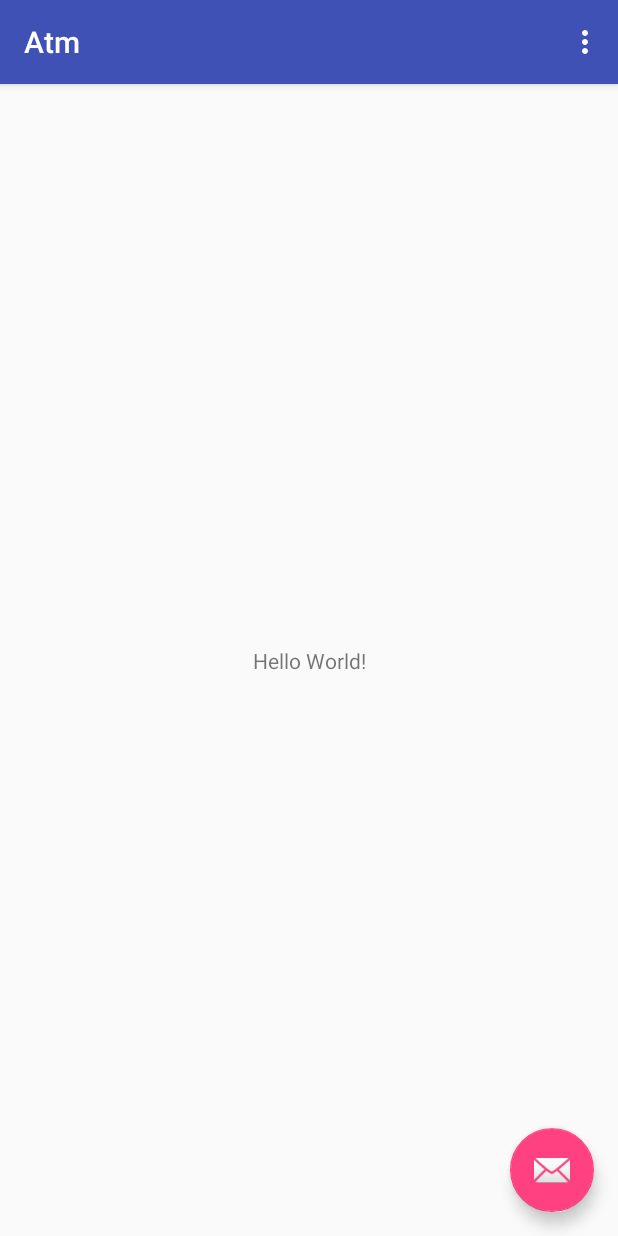
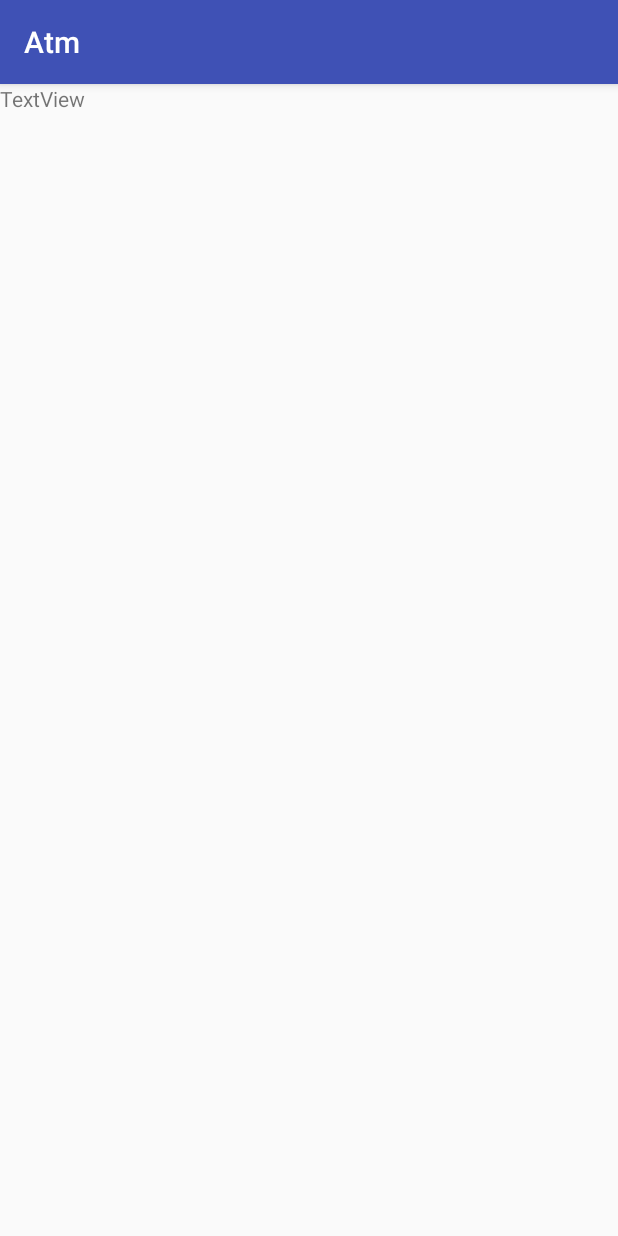
Before and after one commit to YunchinLin/Atm, an Android app: the screen it shows after launch (MainActivity before the commit, LoginActivity after it), on a phone screen of 412 x 824 dp. Run offline under Robolectric (Android 15) with nearby library versions, the phone set to English and light mode, and no system bars.

Commit message:
LoginActivity

```diff
--- a/app/src/main/AndroidManifest.xml
+++ b/app/src/main/AndroidManifest.xml
@@ -19,6 +19,7 @@
                 <category android:name="android.intent.category.LAUNCHER" />
             </intent-filter>
         </activity>
+        <activity android:name=".LoginActivity"></activity>
     </application>
 
 </manifest>
--- /dev/null
+++ b/app/src/main/java/com/bess/atm/LoginActivity.java
@@ -0,0 +1,13 @@
+package com.bess.atm;
+
+import android.support.v7.app.AppCompatActivity;
+import android.os.Bundle;
+
+public class LoginActivity extends AppCompatActivity {
+
+    @Override
+    protected void onCreate(Bundle savedInstanceState) {
+        super.onCreate(savedInstanceState);
+        setContentView(R.layout.activity_login);
+    }
+}
--- a/app/src/main/java/com/bess/atm/MainActivity.java
+++ b/app/src/main/java/com/bess/atm/MainActivity.java
@@ -1,5 +1,6 @@
 package com.bess.atm;
 
+import android.content.Intent;
 import android.os.Bundle;
 import android.support.design.widget.FloatingActionButton;
 import android.support.design.widget.Snackbar;
@@ -10,11 +11,16 @@ import android.view.Menu;
 import android.view.MenuItem;
 
 public class MainActivity extends AppCompatActivity {
-
+    boolean logon = false;
     @Override
     protected void onCreate(Bundle savedInstanceState) {
         super.onCreate(savedInstanceState);
         setContentView(R.layout.activity_main);
+        if(!logon){
+            Intent intent = new Intent(this, LoginActivity.class);
+            startActivity(intent);
+        }
+
         Toolbar toolbar = (Toolbar) findViewById(R.id.toolbar);
         setSupportActionBar(toolbar);
 
--- /dev/null
+++ b/app/src/main/res/layout/activity_login.xml
@@ -0,0 +1,16 @@
+<?xml version="1.0" encoding="utf-8"?>
+<android.support.constraint.ConstraintLayout xmlns:android="http://schemas.android.com/apk/res/android"
+    xmlns:app="http://schemas.android.com/apk/res-auto"
+    xmlns:tools="http://schemas.android.com/tools"
+    android:layout_width="match_parent"
+    android:layout_height="match_parent"
+    tools:context="com.bess.atm.LoginActivity">
+
+    <TextView
+        android:id="@+id/textView"
+        android:layout_width="wrap_content"
+        android:layout_height="wrap_content"
+        android:text="TextView"
+        tools:layout_editor_absoluteX="16dp"
+        tools:layout_editor_absoluteY="16dp" />
+</android.support.constraint.ConstraintLayout>
```
